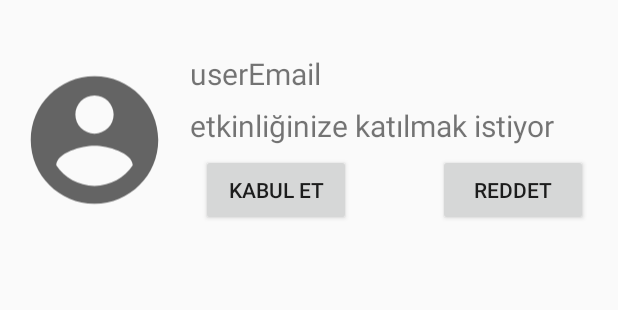
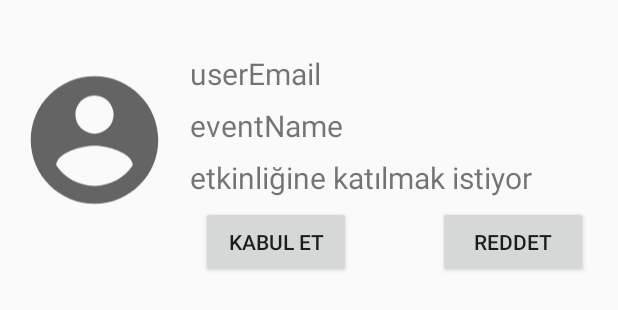
Before and after one commit to denizzeybek/CreateEventApplication, an Android app: the layout recycler_notifications.xml on its own in the app's theme, with its tools: preview values and no code run, on a phone screen of 412 x 824 dp. Shown: the top 310 px of the screen. Run offline under Robolectric (Android 15) with nearby library versions, the light colour scheme and no system bars.

Commit message:
Notifications düzenlendi.

```diff
--- a/app/src/main/java/com/example/loginfragment/ui/event/EventFragment.java
+++ b/app/src/main/java/com/example/loginfragment/ui/event/EventFragment.java
@@ -158,6 +158,9 @@ public class EventFragment extends Fragment {
                             String conditions = conditionsText.getText().toString();
                             String contact = contactText.getText().toString();
 
+                            Boolean isSendInvite = false;
+                            Boolean isAccepted = null;
+
                             HashMap<String, Object> postData = new HashMap<>();
                             postData.put("eventName",eventName);
                             postData.put("details",details);
@@ -168,6 +171,9 @@ public class EventFragment extends Fragment {
                             postData.put("downloadurl",downloadUrl);
                             postData.put("userEmail",userEmail);
                             postData.put("date", FieldValue.serverTimestamp());
+
+                            postData.put("isSendInvite",isSendInvite);
+                            postData.put("isAccepted",isAccepted);
 
                             firebaseFirestore.collection("Events").add(postData).addOnSuccessListener(new OnSuccessListener<DocumentReference>() {
                                 @Override
--- a/app/src/main/java/com/example/loginfragment/ui/profile/ProfileFragment.java
+++ b/app/src/main/java/com/example/loginfragment/ui/profile/ProfileFragment.java
@@ -115,3 +115,4 @@ public class ProfileFragment extends Fragment {
 
 //TODO: veritabanına image dahil verilerin kaydedilmesi, güncellenmesi gerekiyor.
 //TODO: çıkış yap butonuna işlev verilecek, mainactivity ye gidilecek.
+//TODO: text olarak authenticate olan user ın email i de yaz kim olduğu belli olsun.
--- a/app/src/main/res/layout/recycler_notifications.xml
+++ b/app/src/main/res/layout/recycler_notifications.xml
@@ -26,17 +26,26 @@
         app:layout_constraintEnd_toEndOf="parent"
         app:layout_constraintStart_toEndOf="@+id/userImage"
         app:layout_constraintTop_toTopOf="parent" />
-
+    <TextView
+        android:id="@+id/eventNameText"
+        android:layout_width="273dp"
+        android:layout_height="wrap_content"
+        android:layout_marginTop="7dp"
+        android:textSize="20dp"
+        android:text="eventName"
+        app:layout_constraintEnd_toEndOf="parent"
+        app:layout_constraintStart_toEndOf="@+id/userImage"
+        app:layout_constraintTop_toBottomOf="@+id/userEmailText" />
     <TextView
         android:id="@+id/textView2"
         android:layout_width="273dp"
         android:layout_height="wrap_content"
         android:layout_marginTop="7dp"
         android:textSize="20dp"
-        android:text="etkinliğinize katılmak istiyor"
+        android:text="etkinliğine katılmak istiyor"
         app:layout_constraintEnd_toEndOf="parent"
         app:layout_constraintStart_toEndOf="@+id/userImage"
-        app:layout_constraintTop_toBottomOf="@+id/userEmailText" />
+        app:layout_constraintTop_toBottomOf="@+id/eventNameText" />
 
     <Button
         android:id="@+id/button"
```
Also changed, not shown: app/src/main/java/com/example/loginfragment/ui/home/ClickedHomeFragment.java (+39 -5 lines), app/src/main/java/com/example/loginfragment/ui/notifications/FeedRecyclerAdapter2.java (+13 -3 lines), app/src/main/java/com/example/loginfragment/ui/notifications/NotificationsFragment.java (+9 -4 lines).
